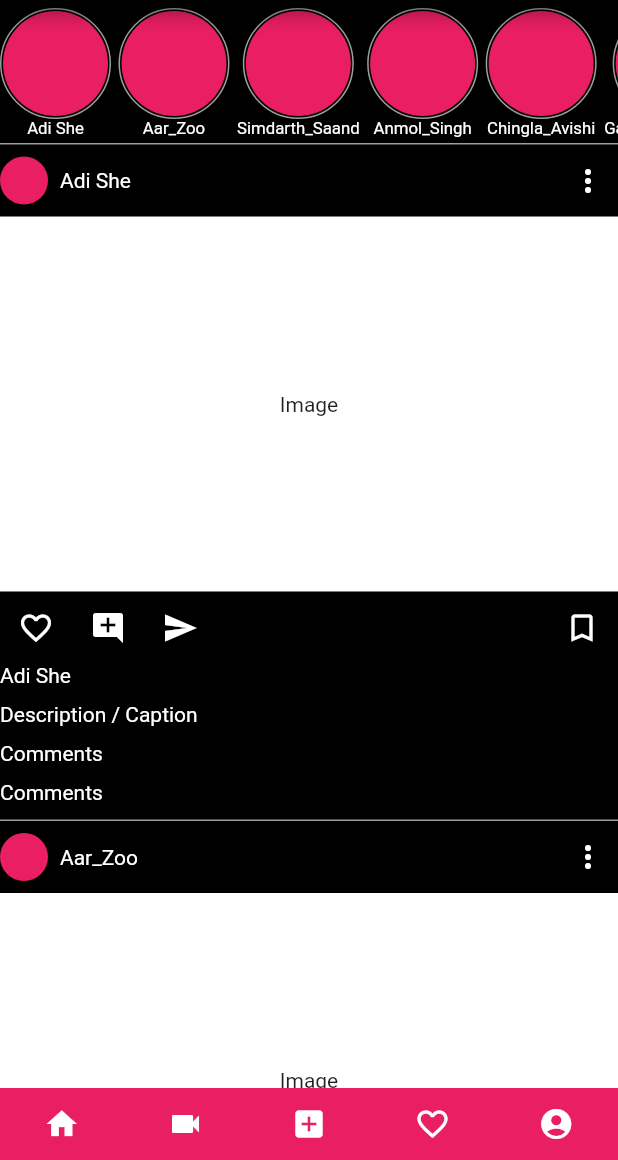
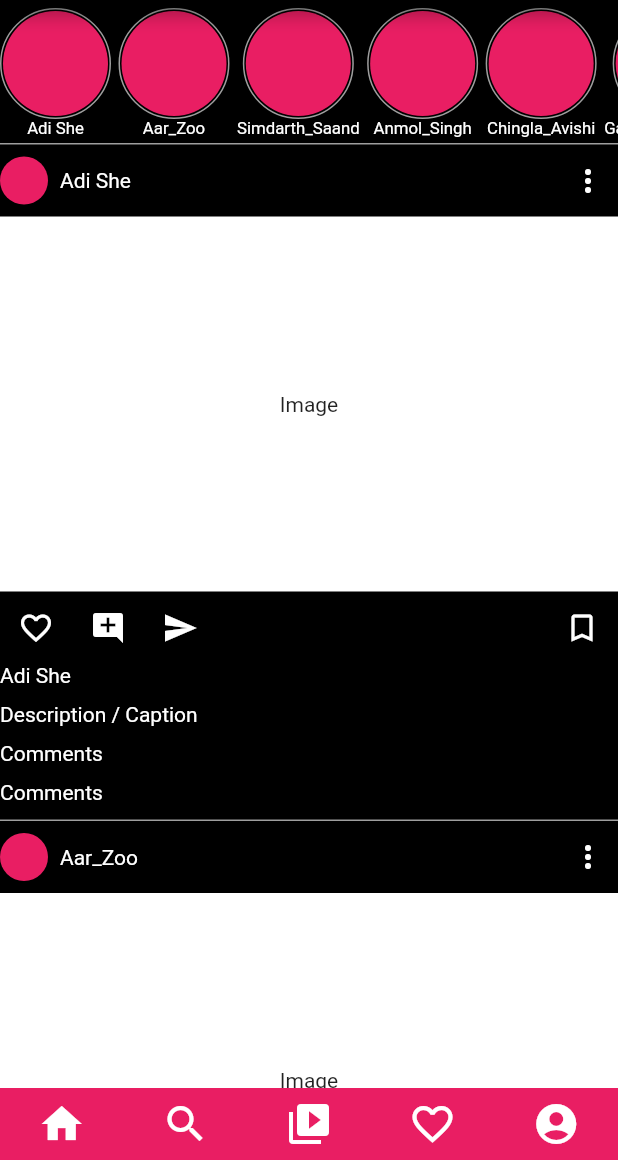
Before and after one commit to Shobhityadav99/Instagram-Dummy-Flutter, a Flutter app: the screen it shows after launch, on a phone screen of 412 x 824 dp, the part 76-1236 px from its top. Run offline on Flutter 3.47's test engine with Material 2 defaults, Android fonts, the phone set to English and light mode, and no system bars.

Commit message:
Bottom nav icons configured

```diff
--- a/lib/widgets/bottom_nav_widget.dart
+++ b/lib/widgets/bottom_nav_widget.dart
@@ -9,7 +9,11 @@ class BottomNav extends StatelessWidget {
       children: <Widget>[
         Expanded(
           child: IconButton(
-              icon: Icon(Icons.home, color: Colors.white),
+              icon: Icon(
+                Icons.home,
+                color: Colors.white,
+                size: 32,
+              ),
               onPressed: () {
                 Navigator.pushReplacement(
                   context,
@@ -19,25 +23,41 @@ class BottomNav extends StatelessWidget {
         ),
         Expanded(
           child: IconButton(
-            icon: Icon(Icons.videocam, color: Colors.white),
+            icon: Icon(
+              Icons.search,
+              color: Colors.white,
+              size: 32,
+            ),
             onPressed: null,
           ),
         ),
         Expanded(
           child: IconButton(
-              icon: Icon(Icons.add_box, color: Colors.white),
+              icon: Icon(
+                Icons.video_library,
+                color: Colors.white,
+                size: 32,
+              ),
               onPressed: null,
               color: Colors.white),
         ),
         Expanded(
           child: IconButton(
-              icon: Icon(Icons.favorite_border, color: Colors.white),
+              icon: Icon(
+                Icons.favorite_border,
+                color: Colors.white,
+                size: 32,
+              ),
               onPressed: null,
               color: Colors.white),
         ),
         Expanded(
           child: IconButton(
-              icon: Icon(Icons.account_circle, color: Colors.white),
+              icon: Icon(
+                Icons.account_circle,
+                color: Colors.white,
+                size: 32,
+              ),
               onPressed: () {
                 Navigator.pushReplacement(
                   context,
```
